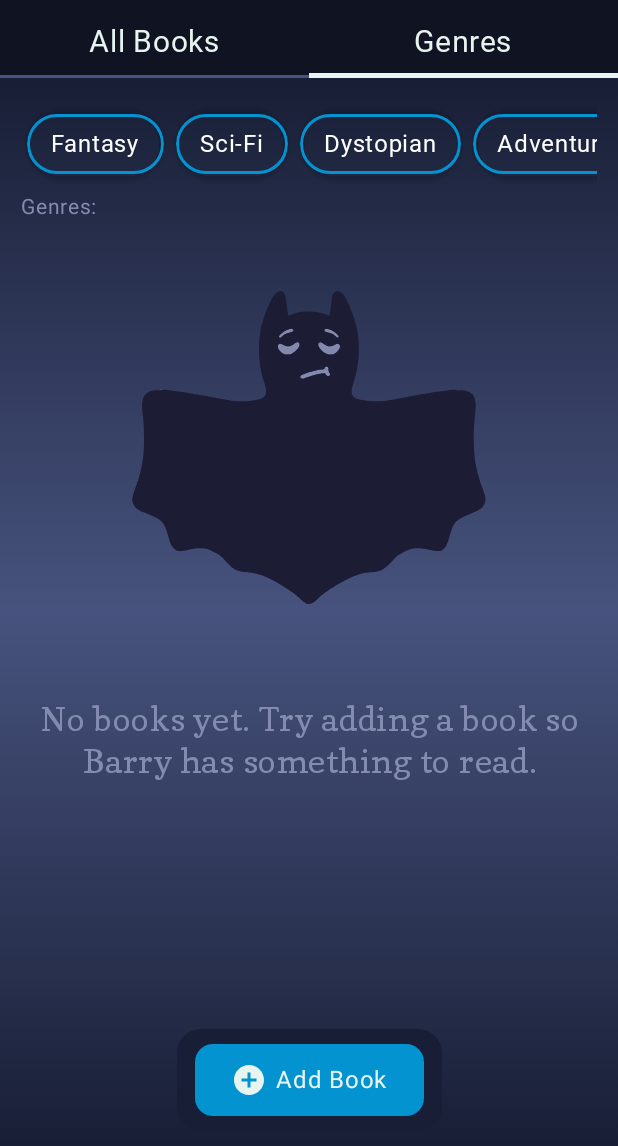
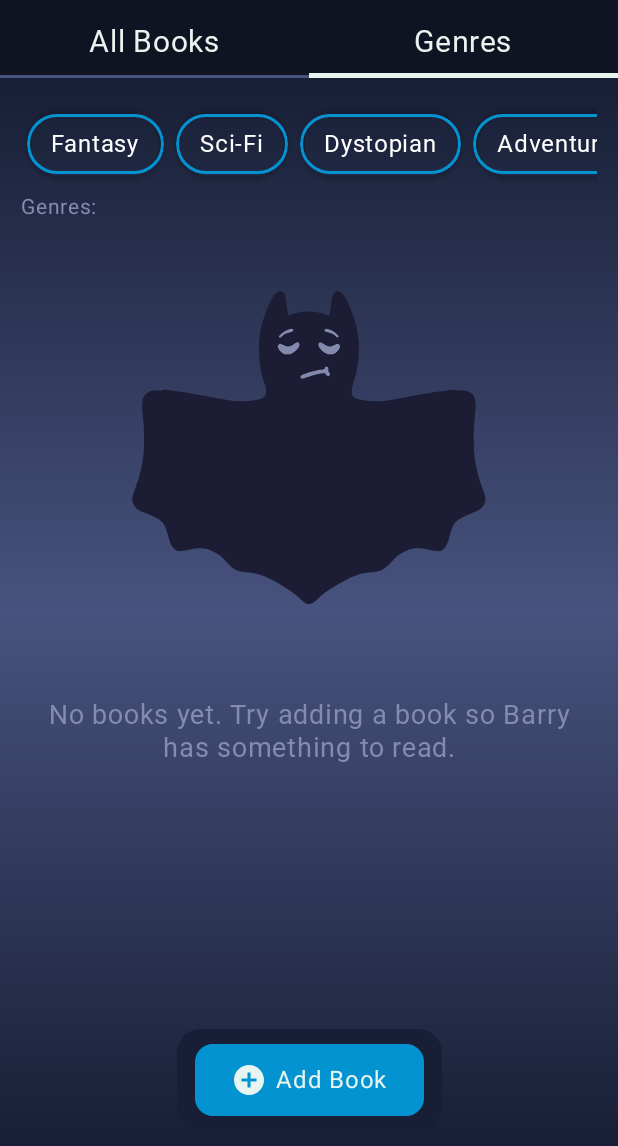
Before and after one commit to michi-992/CCL3_Mobile_Applications, an Android app built with Jetpack Compose: the HomeScreen screen opened through its navigation route, tab 2 chosen, on a phone screen of 412 x 824 dp, the part 90-1236 px from its top. Run offline under Robolectric (Android 15) with nearby library versions, the phone set to English and light mode, and no system bars; our stand-ins replace Room's generated code; Roboto replaces fonts that are not available here; 1 statement that could not run was skipped.

Commit message:
added comments

```diff
--- a/app/src/main/java/com/cc221043/ccl3_mobileapplications/MainActivity.kt
+++ b/app/src/main/java/com/cc221043/ccl3_mobileapplications/MainActivity.kt
@@ -34,6 +34,7 @@ import androidx.datastore.preferences.preferencesDataStore
 import com.cc221043.ccl3_mobileapplications.ui.view_model.OnboardingViewModel
 
 class MainActivity : ComponentActivity() {
+    // onboarding-related logic and data
     private val onboardingDataStore: DataStore<Preferences> by preferencesDataStore(name = "onboarding_prefs")
     private val onboardingViewModel by viewModels<OnboardingViewModel> {
         object : ViewModelProvider.Factory {
@@ -47,6 +48,7 @@ class MainActivity : ComponentActivity() {
     Room.databaseBuilder(this, BookDatabase::class.java, "BookDatabase.db").build()
     }
 
+    // ViewModel bor book-related data and logic
     private val mainViewModel by viewModels<MainViewModel> (
         factoryProducer = {
             object: ViewModelProvider.Factory {
@@ -57,6 +59,7 @@ class MainActivity : ComponentActivity() {
         }
     )
 
+    // handles image picking
     private val pickImageLauncher =
         registerForActivityResult(ActivityResultContracts.GetContent()) { uri ->
             uri?.let {
@@ -82,13 +85,16 @@ class MainActivity : ComponentActivity() {
 
     private var doubleBackToExitPressedOnce = false
 
+    // handles 'Back' press
     override fun onBackPressed() {
+        // exits the app if 'Back' is pressed twice
         if (doubleBackToExitPressedOnce) {
             super.onBackPressed()
             finish()
             return
         }
 
+        // asks to press 'Back' again to exit the app
         this.doubleBackToExitPressedOnce = true
         Toast.makeText(this, "Please click BACK again to exit", Toast.LENGTH_SHORT).show()
 
--- a/app/src/main/java/com/cc221043/ccl3_mobileapplications/data/BookDao.kt
+++ b/app/src/main/java/com/cc221043/ccl3_mobileapplications/data/BookDao.kt
@@ -25,9 +25,11 @@ interface BookDao {
     @Query("SELECT * FROM books WHERE id = :id")
     fun getBookById(id: Int): Flow<Book?>
 
+    // query related to the search bar
     @Query("SELECT * FROM books WHERE LOWER(title) LIKE LOWER('%' || :searchText || '%')")
     fun getBooksBySearch(searchText: String): Flow<List<Book>>
 
+    // query for genre-filtering
     @Query("SELECT * FROM books WHERE genres IN (:genreQuery)")
     fun getBooksByGenres(genreQuery: List<String>): Flow<List<Book>>
 }
--- a/app/src/main/java/com/cc221043/ccl3_mobileapplications/data/TypeConverters.kt
+++ b/app/src/main/java/com/cc221043/ccl3_mobileapplications/data/TypeConverters.kt
@@ -2,6 +2,7 @@ package com.cc221043.ccl3_mobileapplications.data
 
 import androidx.room.TypeConverter
 
+// converts Lists of Strings to a single String and vice versa
 class TypeConverters {
     @TypeConverter
     fun fromList(list: List<String>?): String? {
--- a/app/src/main/java/com/cc221043/ccl3_mobileapplications/ui/view/ComposeElements.kt
+++ b/app/src/main/java/com/cc221043/ccl3_mobileapplications/ui/view/ComposeElements.kt
@@ -73,6 +73,7 @@ import com.cc221043.ccl3_mobileapplications.ui.theme.Colors
 import com.cc221043.ccl3_mobileapplications.ui.view_model.MainViewModel
 import com.google.android.material.search.SearchBar
 
+// Composable function for the genre pills
 @Composable
 fun GenreButton(name: String, isSelected: Boolean, onNameClicked: () -> Unit) {
     Button(
@@ -91,6 +92,7 @@ fun GenreButton(name: String, isSelected: Boolean, onNameClicked: () -> Unit) {
     }
 }
 
+// Composable function for the book grid
 @Composable
 fun BookGrid(navController: NavController, books: List<Book>) {
     Column (modifier = Modifier.fillMaxSize()) {
@@ -113,6 +115,7 @@ fun BookGrid(navController: NavController, books: List<Book>) {
                                 navController.navigate("${Screen.BookDetails.route}/${books[it].id}")
                             }
                     ) {
+                        // shows cover, no other info
                         AsyncImage(
                             modifier = Modifier.clip(RoundedCornerShape(6.dp)),
                             model = books[it].cover,
@@ -133,6 +136,7 @@ fun BookGrid(navController: NavController, books: List<Book>) {
 
 }
 
+// Composable function for ratings
 @Composable
 fun RatingBar(
     rating: Int, onRatingChanged: (Int) -> Unit, modifier: Modifier = Modifier, small: Boolean
@@ -142,6 +146,7 @@ fun RatingBar(
         verticalAlignment = Alignment.CenterVertically,
         horizontalArrangement = Arrangement.spacedBy(8.dp)
     ) {
+        // for loop to generate rating icons, determines whether icon needs to be filled or not
         for (i in 1..5) {
             val isSelected = i <= rating
             Icon(
@@ -160,6 +165,7 @@ fun RatingBar(
     }
 }
 
+// displays circular loading indicator
 @Composable
 fun LoadingScreen() {
     Box(
--- a/app/src/main/java/com/cc221043/ccl3_mobileapplications/ui/view/EditBookComposable.kt
+++ b/app/src/main/java/com/cc221043/ccl3_mobileapplications/ui/view/EditBookComposable.kt
@@ -63,7 +63,7 @@ import com.cc221043.ccl3_mobileapplications.data.model.Book
 import com.cc221043.ccl3_mobileapplications.ui.theme.Colors
 import com.cc221043.ccl3_mobileapplications.ui.view_model.MainViewModel
 
-
+// Composable function for editing book; quite similar to AddBookComposable
 @OptIn(ExperimentalMaterial3Api::class)
 @Composable
 fun EditBook(
@@ -115,6 +115,7 @@ fun EditBook(
             )
             .padding(top = 16.dp, start = 14.dp, end = 14.dp)
     )  {
+        // previous input for the variables
         var title by rememberSaveable { mutableStateOf(book.title) }
         var author by rememberSaveable { mutableStateOf(book.author) }
         var platformat by rememberSaveable { mutableStateOf(book.platformat) }
--- a/app/src/main/java/com/cc221043/ccl3_mobileapplications/ui/view/MainComposeViews.kt
+++ b/app/src/main/java/com/cc221043/ccl3_mobileapplications/ui/view/MainComposeViews.kt
@@ -10,6 +10,7 @@ import androidx.compose.foundation.horizontalScroll
 import androidx.compose.foundation.layout.Arrangement
 import androidx.compose.foundation.layout.Box
 import androidx.compose.foundation.layout.Column
+import androidx.compose.foundation.layout.PaddingValues
 import androidx.compose.foundation.layout.Row
 import androidx.compose.foundation.layout.Spacer
 import androidx.compose.foundation.layout.fillMaxSize
@@ -73,6 +74,7 @@ import androidx.compose.ui.unit.sp
 import com.cc221043.ccl3_mobileapplications.ui.view_model.OnboardingViewModel
 import kotlinx.coroutines.delay
 
+// set up different screens
 sealed class Screen(val route: String) {
     object Home : Screen("Home")
     object Onboarding : Screen("Onboarding")
@@ -94,6 +96,7 @@ fun MainView(
     val onboardingCompleted by onboardingViewModel.onboardingCompleted.collectAsState()
 
     Scaffold(
+        // displays top bars according to current screen
         topBar = {
             when (state.value.selectedScreen) {
                 is Screen.Home -> {
@@ -114,11 +117,14 @@ fun MainView(
             }
         }
     ) {
+        // handles navigation
         NavHost(
             navController = navController,
+            // sets Onboarding as starting point if it's not completed yet, otherwise it starts on the Home Screen
             startDestination = if (onboardingCompleted) Screen.Home.route else Screen.Onboarding.route,
             modifier = Modifier.padding(it),
         ) {
+            // composables for each screen
             composable(Screen.Onboarding.route) {
                 mainViewModel.selectedScreen(Screen.Onboarding)
                 OnboardingScreen(onboardingViewModel, navController)
@@ -137,6 +143,7 @@ fun MainView(
                     navController,
                     onPickImage = { pickImageLauncher.launch("image/*") })
             }
+            // BookDetails & EditBook require the book's ID
             composable("${Screen.BookDetails.route}/{bookId}") { backStackEntry ->
                 val bookId = backStackEntry.arguments?.getString("bookId")?.toIntOrNull() ?: -1
                 mainViewModel.selectedScreen(Screen.BookDetails)
@@ -164,7 +171,7 @@ fun MainView(
     }
 }
 
-
+// Composable function for the Home Screen
 @OptIn(ExperimentalFoundationApi::class)
 @Composable
 fun HomeScreen(mainViewModel: MainViewModel, navController: NavController) {
@@ -180,9 +187,11 @@ fun HomeScreen(mainViewModel: MainViewModel, navController: NavController) {
             var tabIndex by remember { mutableIntStateOf(0) }
             val pagerState = rememberPagerState { 2 }
 
+            // scrolls to selected tab
             LaunchedEffect(tabIndex) {
                 pagerState.animateScrollToPage(tabIndex)
             }
+            // updates tab index
             LaunchedEffect(
                 pagerState.currentPage,
             ) {
@@ -200,6 +209,7 @@ fun HomeScreen(mainViewModel: MainViewModel, navController: NavController) {
                     )
                 }
             ) {
+                // tabs for HomeScreenAllBooks and HomeScreenGenres
                 Tab(text = { Text("All Books", style = MaterialTheme.typography.displaySmall) },
                     selected = tabIndex == 0,
                     onClick = {
@@ -213,6 +223,7 @@ fun HomeScreen(mainViewModel: MainViewModel, navController: NavController) {
                     }
                 )
             }
+            // navigates between pages
             HorizontalPager(
                 state = pagerState,
                 modifier = Modifier
@@ -225,6 +236,7 @@ fun HomeScreen(mainViewModel: MainViewModel, navController: NavController) {
                 }
             }
         }
+        // Add Book button at the bottom
         Button(
             onClick = { navController.navigate("AddBook") },
             shape = RoundedCornerShape(12.dp),
@@ -247,6 +259,7 @@ fun HomeScreen(mainViewModel: MainViewModel, navController: NavController) {
     }
 }
 
+// displays all books of the user
 @OptIn(ExperimentalMaterial3Api::class)
 @Composable
 fun HomeScreenAllBooks(mainViewModel: MainViewModel, navController: NavController) {
@@ -259,6 +272,7 @@ fun HomeScreenAllBooks(mainViewModel: MainViewModel, navController: NavControlle
     val initialBooks = if(searchText == "") state.value.books else state.value.searchedBooks
     val books = if(searchText == "" && statusSearch == "") state.value.books else if(searchText != "" && statusSearch == "") state.value.searchedBooks else state.value.statusFilteredBooks
 
+    // handles search function and progress filtering
     LaunchedEffect(initialBooks) {
         mainViewModel.changeStatusFilteredBooks(initialBooks, statusSearch)
     }
@@ -281,6 +295,7 @@ fun HomeScreenAllBooks(mainViewModel: MainViewModel, navController: NavControlle
                 ),
             horizontalAlignment = Alignment.CenterHorizontally
         ) {
+            // Search bar
             TextField(
                 textStyle = MaterialTheme.typography.bodySmall,
                 singleLine = true,
@@ -336,6 +351,7 @@ fun HomeScreenAllBooks(mainViewModel: MainViewModel, navController: NavControlle
                     }
                 ),
             )
+            // Buttons for filtering by reading status
             Row (
                 modifier = Modifier
                     .fillMaxWidth()
@@ -359,11 +375,14 @@ fun HomeScreenAllBooks(mainViewModel: MainViewModel, navController: NavControlle
                             contentColor = Colors.OffWhite
                         ),
                         border = if(statusSearch == option) BorderStroke(2.dp, Color.Transparent) else BorderStroke(2.dp, Colors.PrimaryBlue),
+                        modifier = Modifier.padding(end = 6.dp),
+                        contentPadding = PaddingValues(vertical = 6.dp, horizontal = 18.dp)
                     ) {
                         Text(option)
                     }
                 }
             }
+            // displays image and message if there are no books added yet
             if (state.value.books.isEmpty()) {
                 Image(
                     painter = painterResource(id = R.drawable.barry_bored),
@@ -377,17 +396,19 @@ fun HomeScreenAllBooks(mainViewModel: MainViewModel, navController: NavControlle
                     modifier = Modifier
                         .fillMaxWidth()
                         .padding(16.dp),
-                    style = MaterialTheme.typography.displayMedium,
+                    style = MaterialTheme.typography.bodyMedium,
                     textAlign = TextAlign.Center,
                     color = Colors.Blue5
                 )
             } else {
+                // displays books in the grid
                 BookGrid(navController, books)
             }
         }
     }
 }
 
+// filters by genre
 @Composable
 fun HomeScreenGenres(navController: NavController, mainViewModel: MainViewModel) {
     val gradientColors = listOf(Colors.Blue1, Colors.Blue4, Colors.Blue1)
@@ -409,6 +430,7 @@ fun HomeScreenGenres(navController: NavController, mainViewModel: MainViewModel)
                 ),
             horizontalAlignment = Alignment.CenterHorizontally
         ) {
+            // genre selection buttons
             LazyRow (
                 modifier = Modifier.padding(top = 20.dp, start = 14.dp, end = 14.dp)
             ){
@@ -428,8 +450,10 @@ fun HomeScreenGenres(navController: NavController, mainViewModel: MainViewModel)
                     )
                 }
             }
+            // writes out which genres have been selected to filter for
             Text(textAlign = TextAlign.Start, modifier = Modifier.fillMaxWidth().padding(top = 6.dp, start = 14.dp, end = 14.dp), text = "Genres: ${selectedGenres.joinToString()}", fontSize = 14.sp, color = Colors.Blue5)
 
+            // message if no books have been added yet
             if (state.value.booksForGenres.isEmpty()) {
                 Image(
                     painter = painterResource(id = R.drawable.barry_bored),
@@ -443,20 +467,23 @@ fun HomeScreenGenres(navController: NavController, mainViewModel: MainViewModel)
                     modifier = Modifier
                         .fillMaxWidth()
                         .padding(16.dp),
-                    style = MaterialTheme.typography.displayMedium,
+                    style = MaterialTheme.typography.bodyMedium,
                     textAlign = TextAlign.Center,
                     color = Colors.Blue5
                 )
             } else {
+                // displays books in the grid
                 BookGrid(navController, books)
             }
         }
     }
 }
 
+// Composable function for onboarding screen
 @OptIn(ExperimentalFoundationApi::class)
 @Composable
 fun OnboardingScreen(onboardingViewModel: OnboardingViewModel, navController: NavController) {
+    // initializes data
     DisposableEffect(Unit) {
         onDispose {
             onboardingViewModel.initializeData()
@@ -473,7 +500,6 @@ fun OnboardingScreen(onboardingViewModel: OnboardingViewModel, navController: Na
     val buttonColorsSecondary = ButtonDefaults.buttonColors(
         contentColor = Colors.OffWhite,
         containerColor = Color.Transparent,
-//        borderColor = Colors.PrimaryBlueDark,
         disabledContentColor = Colors.OffWhite,
         disabledContainerColor = Colors.Blue0,
     )
@@ -483,15 +509,18 @@ fun OnboardingScreen(onboardingViewModel: OnboardingViewModel, navController: Na
         mutableIntStateOf(0)
     }
 
+    // scrolls to the next page
     LaunchedEffect(index) {
         pagerState.animateScrollToPage(index)
     }
+    // updates page index
     LaunchedEffect(
         pagerState.currentPage
     ) {
         index = pagerState.currentPage
     }
 
+    // navigates through the screens
     HorizontalPager(
         state = pagerState
     ) {
@@ -501,6 +530,7 @@ fun OnboardingScreen(onboardingViewModel: OnboardingViewModel, navController: Na
                 .padding(16.dp)
         ) {
             when (index) {
+                // displays loading screen for 2 seconds
                 0 -> {
                     LoadingScreen()
                     LaunchedEffect(Unit) {
@@ -508,6 +538,7 @@ fun OnboardingScreen(onboardingViewModel: OnboardingViewModel, navController: Na
                         index++
                     }
                 }
+                // pages 1, 2, 3 and 4 have an image, a title and a brief description
                 1 -> {
                     Image(
                         painter = painterResource(id = R.drawable.barry_happy),
@@ -605,12 +636,15 @@ fun OnboardingScreen(onboardingViewModel: OnboardingViewModel, navController: Na
                 }
             }
 
+            // buttons for navigation
             Row(
                 modifier = Modifier
                     .fillMaxWidth()
                     .padding(horizontal = 16.dp),
                 horizontalArrangement = Arrangement.Center
             ) {
+                // skips the onboarding
+                // only displayed on pages 1, 2, and 3
                 if (index != 0 && index != 4) {
                     Button(onClick = {
                         onboardingViewModel.completeOnboarding()
@@ -632,6 +666,8 @@ fun OnboardingScreen(onboardingViewModel: OnboardingViewModel, navController: Na
                     Modifier.padding(10.dp)
                 )
 
+                // goes back to previous page
+                // not on pages 0 and 1
                 if (index != 0 && index != 1) {
                     Button(onClick = {
                         index--
@@ -652,6 +688,8 @@ fun OnboardingScreen(onboardingViewModel: OnboardingViewModel, navController: Na
                     Modifier.padding(10.dp)
                 )
 
+                // goes to next page
+                // only for pages 1, 2, and 3
                 if (index != 0 && index != 4) {
                     Button(onClick = {
                         index++
@@ -666,6 +704,8 @@ fun OnboardingScreen(onboardingViewModel: OnboardingViewModel, navController: Na
                     Modifier.padding(10.dp)
                 )
 
+                // finishes the onboarding
+                // only on page 4
                 if (index == 4) {
                     Button(onClick = {
                         onboardingViewModel.completeOnboarding()
--- a/app/src/main/java/com/cc221043/ccl3_mobileapplications/ui/view_model/OnboardingViewModel.kt
+++ b/app/src/main/java/com/cc221043/ccl3_mobileapplications/ui/view_model/OnboardingViewModel.kt
@@ -12,6 +12,7 @@ import kotlinx.coroutines.flow.asStateFlow
 import kotlinx.coroutines.flow.first
 import kotlinx.coroutines.launch
 
+// ViewModel for onboarding
 class OnboardingViewModel(private val dataStore: DataStore<Preferences>) : ViewModel() {
     private val _onboardingCompleted = MutableStateFlow(false)
     val onboardingCompleted: StateFlow<Boolean> = _onboardingCompleted.asStateFlow()
@@ -20,12 +21,14 @@ class OnboardingViewModel(private val dataStore: DataStore<Preferences>) : ViewM
         initializeData()
     }
 
+    // retrieves onboarding completion value through data store
     fun initializeData() {
         viewModelScope.launch {
             _onboardingCompleted.value = dataStore.data.first()[ONBOARDING_COMPLETED_KEY] ?: false
         }
     }
 
+    // sets onboarding completion to true
     fun completeOnboarding() {
         viewModelScope.launch {
             dataStore.edit { preferences ->
@@ -35,6 +38,7 @@ class OnboardingViewModel(private val dataStore: DataStore<Preferences>) : ViewM
         }
     }
 
+    // holds the key for onboarding completion
     companion object {
         private val ONBOARDING_COMPLETED_KEY = booleanPreferencesKey("onboarding_completed")
     }
```
Also changed, not shown: app/src/main/java/com/cc221043/ccl3_mobileapplications/ui/view/AddBookComposable.kt (+13 -0 lines), app/src/main/java/com/cc221043/ccl3_mobileapplications/ui/view/BookDetailsComposable.kt (+25 -6 lines), app/src/main/java/com/cc221043/ccl3_mobileapplications/ui/view/ComposeTopBars.kt (+11 -2 lines), app/src/main/java/com/cc221043/ccl3_mobileapplications/ui/view_model/MainViewModel.kt (+21 -3 lines).
